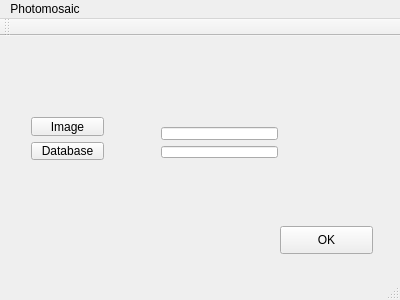
Before: the Qt Designer form photo_project/mainwindow.ui in dby11/photomosaic, drawn with Qt 5.
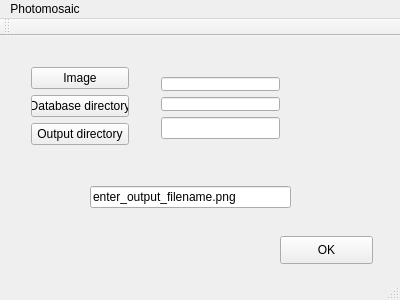
After: the same form once the commit is applied.

Commit message: Added Output directory to UI

The edit to the form file:
```diff
--- a/photo_project/mainwindow.ui
+++ b/photo_project/mainwindow.ui
@@ -18,7 +18,7 @@
     <property name="geometry">
      <rect>
       <x>280</x>
-      <y>190</y>
+      <y>200</y>
       <width>93</width>
       <height>28</height>
      </rect>
@@ -27,15 +27,55 @@
      <string>OK</string>
     </property>
    </widget>
+   <widget class="QLineEdit" name="lineEdit_4">
+    <property name="geometry">
+     <rect>
+      <x>90</x>
+      <y>150</y>
+      <width>201</width>
+      <height>22</height>
+     </rect>
+    </property>
+    <property name="text">
+     <string>enter_output_filename.png</string>
+    </property>
+   </widget>
+   <widget class="QWidget" name="">
+    <property name="geometry">
+     <rect>
+      <x>150</x>
+      <y>30</y>
+      <width>141</width>
+      <height>84</height>
+     </rect>
+    </property>
+    <layout class="QVBoxLayout" name="verticalLayout_3">
+     <item>
+      <layout class="QVBoxLayout" name="verticalLayout_2">
+       <item>
+        <widget class="QLineEdit" name="lineEdit"/>
+       </item>
+       <item>
+        <widget class="QLineEdit" name="lineEdit_2"/>
+       </item>
+      </layout>
+     </item>
+     <item>
+      <widget class="QLineEdit" name="lineEdit_3"/>
+     </item>
+    </layout>
+   </widget>
    <widget class="QWidget" name="">
     <property name="geometry">
      <rect>
       <x>20</x>
-      <y>70</y>
-      <width>95</width>
-      <height>65</height>
+      <y>20</y>
+      <width>120</width>
+      <height>102</height>
      </rect>
     </property>
+    <layout class="QVBoxLayout" name="verticalLayout_4">
+     <item>
     <layout class="QVBoxLayout" name="verticalLayout">
      <item>
       <widget class="QPushButton" name="pushButton">
@@ -47,27 +87,18 @@
      <item>
       <widget class="QPushButton" name="pushButton_2">
        <property name="text">
-        <string>Database</string>
+          <string>Database directory</string>
        </property>
       </widget>
      </item>
     </layout>
-   </widget>
-   <widget class="QWidget" name="">
-    <property name="geometry">
-     <rect>
-      <x>150</x>
-      <y>80</y>
-      <width>139</width>
-      <height>53</height>
-     </rect>
-    </property>
-    <layout class="QVBoxLayout" name="verticalLayout_2">
-     <item>
-      <widget class="QLineEdit" name="lineEdit"/>
      </item>
      <item>
-      <widget class="QLineEdit" name="lineEdit_2"/>
+      <widget class="QPushButton" name="pushButton_4">
+       <property name="text">
+        <string>Output directory</string>
+       </property>
+      </widget>
      </item>
     </layout>
    </widget>
```
Lines whose indentation alone changed are shown as unchanged. The commit also changes 10 other files.
